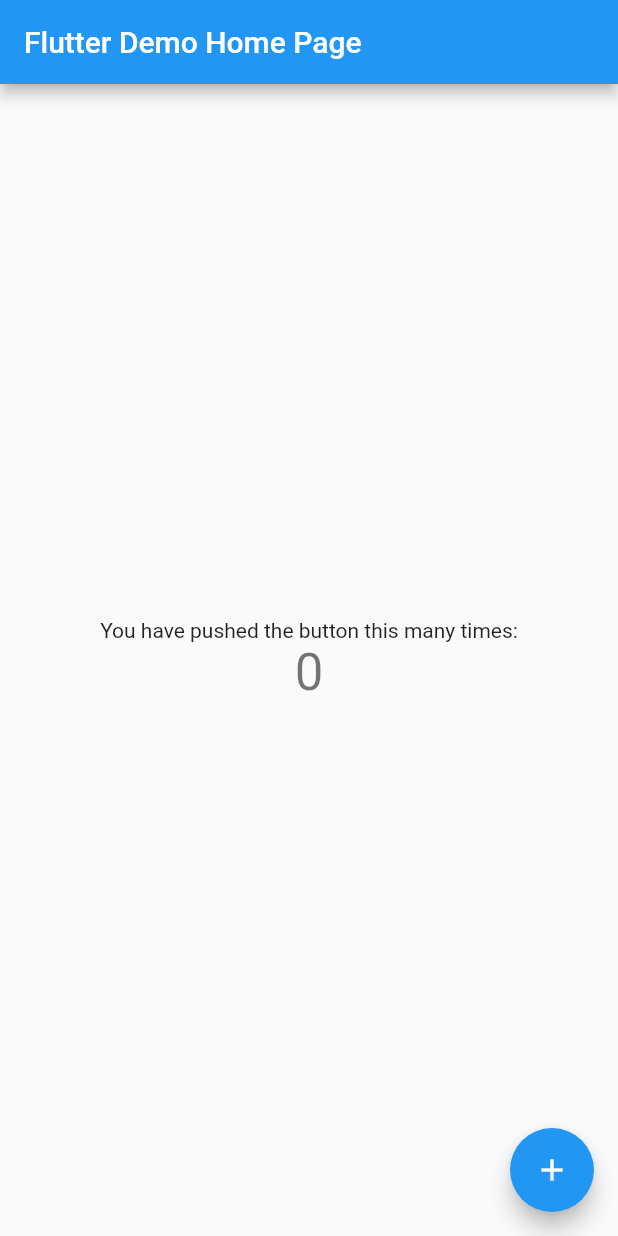
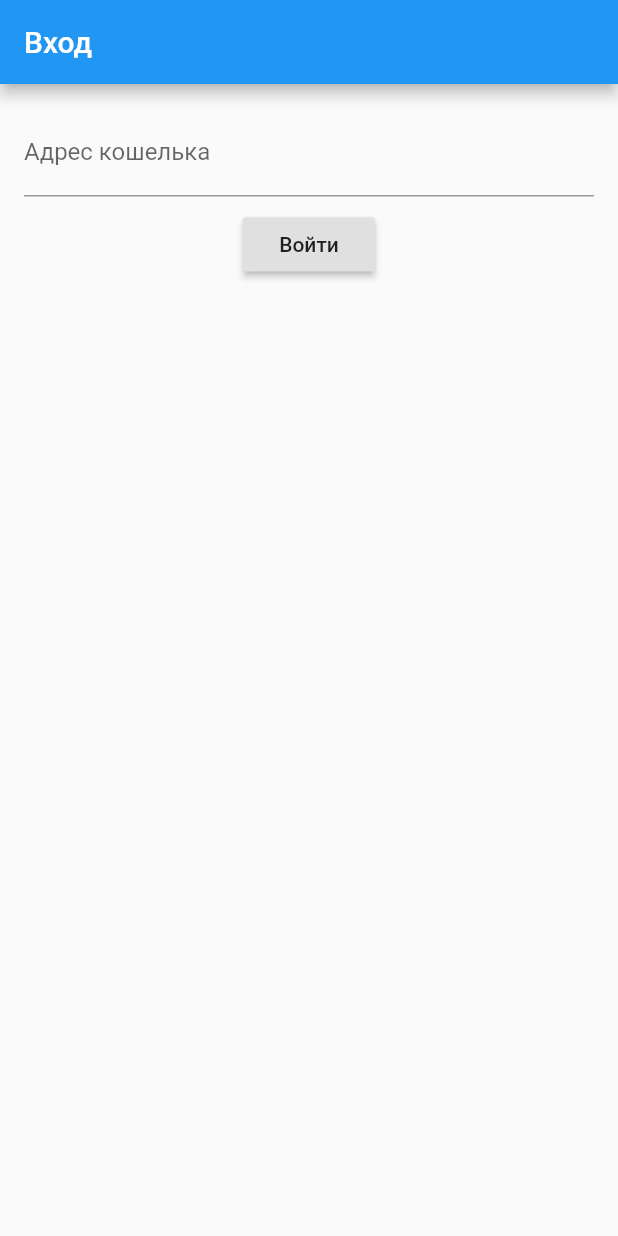
Before and after one commit to Anton-Sav/vtbPay, a Flutter app: the screen it shows after launch, on a phone screen of 412 x 824 dp. Run offline on Flutter 3.47's test engine with Material 2 defaults, Android fonts, the phone set to English and light mode, and no system bars; our stand-ins replace bloc, flutter_bloc.

Commit message:
repository bloc, login page

```diff
--- /dev/null
+++ b/lib/login_page.dart
@@ -0,0 +1,79 @@
+import 'package:flutter/material.dart';
+import 'package:flutter_bloc/flutter_bloc.dart';
+import 'package:vtb_pay_app/repository_bloc.dart';
+
+class LoginPage extends StatelessWidget {
+  @override
+  Widget build(BuildContext context) {
+    return Scaffold(
+      appBar: AppBar(
+        title: Text('Вход'),
+      ),
+      body: Padding(
+        padding: EdgeInsets.all(16),
+        child: _LoginForm(
+          onSubmit: ({String walletAddress}) {
+            BlocProvider.of<RepositoryBloc>(context)
+                .dispatch(RepositoryEventLogIn(walletAddress: walletAddress));
+          },
+        ),
+      ),
+    );
+  }
+}
+
+class _LoginForm extends StatefulWidget {
+  final void Function({@required String walletAddress}) onSubmit;
+
+  _LoginForm({@required this.onSubmit});
+
+  @override
+  _LoginFormState createState() => _LoginFormState();
+}
+
+class _LoginFormState extends State<_LoginForm> {
+  final _formKey = GlobalKey<FormState>();
+
+  String walletAddress;
+
+  @override
+  Widget build(BuildContext context) {
+    return Form(
+      key: _formKey,
+      child: Column(
+        crossAxisAlignment: CrossAxisAlignment.start,
+        children: <Widget>[
+          TextFormField(
+            decoration: InputDecoration(
+              labelText: 'Адрес кошелька',
+            ),
+            validator: (value) {
+              if (value.isEmpty) {
+                return 'Введите адрес';
+              }
+              if (value.length != 10) {
+                return 'Длина адреса должна быть 10 символов';
+              }
+              return null;
+            },
+            onSaved: (value) {
+              walletAddress = value;
+            },
+          ),
+          SizedBox(height: 8),
+          Center(
+            child: RaisedButton(
+              child: Text('Войти'),
+              onPressed: () {
+                if (_formKey.currentState.validate()) {
+                  _formKey.currentState.save();
+                  widget.onSubmit(walletAddress: walletAddress);
+                }
+              },
+            ),
+          ),
+        ],
+      ),
+    );
+  }
+}
--- a/lib/main.dart
+++ b/lib/main.dart
@@ -1,111 +1,70 @@
 import 'package:flutter/material.dart';
+import 'package:flutter_bloc/flutter_bloc.dart';
+import 'package:vtb_pay_app/login_page.dart';
+import 'package:vtb_pay_app/repository_bloc.dart';
 
 void main() => runApp(MyApp());
 
 class MyApp extends StatelessWidget {
-  // This widget is the root of your application.
   @override
   Widget build(BuildContext context) {
     return MaterialApp(
-      title: 'Flutter Demo',
+      title: 'VTBPayApp',
       theme: ThemeData(
-        // This is the theme of your application.
-        //
-        // Try running your application with "flutter run". You'll see the
-        // application has a blue toolbar. Then, without quitting the app, try
-        // changing the primarySwatch below to Colors.green and then invoke
-        // "hot reload" (press "r" in the console where you ran "flutter run",
-        // or simply save your changes to "hot reload" in a Flutter IDE).
-        // Notice that the counter didn't reset back to zero; the application
-        // is not restarted.
         primarySwatch: Colors.blue,
       ),
-      home: MyHomePage(title: 'Flutter Demo Home Page'),
+      home: _SwitchPage(),
     );
   }
 }
 
-class MyHomePage extends StatefulWidget {
-  MyHomePage({Key key, this.title}) : super(key: key);
-
-  // This widget is the home page of your application. It is stateful, meaning
-  // that it has a State object (defined below) that contains fields that affect
-  // how it looks.
-
-  // This class is the configuration for the state. It holds the values (in this
-  // case the title) provided by the parent (in this case the App widget) and
-  // used by the build method of the State. Fields in a Widget subclass are
-  // always marked "final".
-
-  final String title;
-
-  @override
-  _MyHomePageState createState() => _MyHomePageState();
-}
-
-class _MyHomePageState extends State<MyHomePage> {
-  int _counter = 0;
-
-  void _incrementCounter() {
-    setState(() {
-      // This call to setState tells the Flutter framework that something has
-      // changed in this State, which causes it to rerun the build method below
-      // so that the display can reflect the updated values. If we changed
-      // _counter without calling setState(), then the build method would not be
-      // called again, and so nothing would appear to happen.
-      _counter++;
-    });
-  }
-
+class _SwitchPage extends StatelessWidget {
   @override
   Widget build(BuildContext context) {
-    // This method is rerun every time setState is called, for instance as done
-    // by the _incrementCounter method above.
-    //
-    // The Flutter framework has been optimized to make rerunning build methods
-    // fast, so that you can just rebuild anything that needs updating rather
-    // than having to individually change instances of widgets.
-    return Scaffold(
-      appBar: AppBar(
-        // Here we take the value from the MyHomePage object that was created by
-        // the App.build method, and use it to set our appbar title.
-        title: Text(widget.title),
+    return BlocProvider<RepositoryBloc>(
+      builder: (context) => RepositoryBloc(),
+      child: BlocBuilder<RepositoryBloc, RepositoryState>(
+        builder: (context, state) {
+          if (state is RepositoryStateLoading) {
+            return _LoadingPage();
+          }
+          if (state is RepositoryStateUnauthorised) {
+            return LoginPage();
+          }
+          if (state is RepositoryStateLoggedIn) {
+            return _TabsPage();
+          }
+          return null;
+        }
       ),
-      body: Center(
-        // Center is a layout widget. It takes a single child and positions it
-        // in the middle of the parent.
-        child: Column(
-          // Column is also a layout widget. It takes a list of children and
-          // arranges them vertically. By default, it sizes itself to fit its
-          // children horizontally, and tries to be as tall as its parent.
-          //
-          // Invoke "debug painting" (press "p" in the console, choose the
-          // "Toggle Debug Paint" action from the Flutter Inspector in Android
-          // Studio, or the "Toggle Debug Paint" command in Visual Studio Code)
-          // to see the wireframe for each widget.
-          //
-          // Column has various properties to control how it sizes itself and
-          // how it positions its children. Here we use mainAxisAlignment to
-          // center the children vertically; the main axis here is the vertical
-          // axis because Columns are vertical (the cross axis would be
-          // horizontal).
-          mainAxisAlignment: MainAxisAlignment.center,
-          children: <Widget>[
-            Text(
-              'You have pushed the button this many times:',
-            ),
-            Text(
-              '$_counter',
-              style: Theme.of(context).textTheme.display1,
-            ),
-          ],
-        ),
-      ),
-      floatingActionButton: FloatingActionButton(
-        onPressed: _incrementCounter,
-        tooltip: 'Increment',
-        child: Icon(Icons.add),
-      ), // This trailing comma makes auto-formatting nicer for build methods.
     );
   }
 }
+
+class _LoadingPage extends StatelessWidget {
+  @override
+  Widget build(BuildContext context) {
+    return Scaffold(
+      appBar: AppBar(
+        title: Text('Loading'),
+      ),
+      body: Center(
+        child: LinearProgressIndicator(),
+      ),
+    );
+  }
+}
+
+class _TabsPage extends StatelessWidget {
+  @override
+  Widget build(BuildContext context) {
+    return Scaffold(
+      appBar: AppBar(
+        title: Text('Tabs'),
+      ),
+      body: Center(
+        child: Text('TODO'),
+      ),
+    );
+  }
+}
--- /dev/null
+++ b/lib/repository_bloc.dart
@@ -0,0 +1,56 @@
+import 'package:flutter/foundation.dart';
+import 'package:bloc/bloc.dart';
+
+@immutable
+abstract class RepositoryEvent {}
+
+class _RepositoryEventInit extends RepositoryEvent {}
+
+class RepositoryEventLogIn extends RepositoryEvent {
+  final String walletAddress;
+
+  RepositoryEventLogIn({@required this.walletAddress});
+}
+
+class RepositoryEventLogOut extends RepositoryEvent {}
+
+@immutable
+abstract class RepositoryState {}
+
+class RepositoryStateLoading extends RepositoryState {}
+
+class RepositoryStateUnauthorised extends RepositoryState {}
+
+class RepositoryStateLoggedIn extends RepositoryState {
+  final String walletAddress;
+
+  RepositoryStateLoggedIn({@required this.walletAddress});
+}
+
+class RepositoryBloc extends Bloc<RepositoryEvent, RepositoryState> {
+  RepositoryBloc() {
+    dispatch(_RepositoryEventInit());
+  }
+
+  @override
+  RepositoryState get initialState => RepositoryStateLoading();
+
+  @override
+  Stream<RepositoryState> mapEventToState(RepositoryEvent event) async* {
+    if (event is _RepositoryEventInit) {
+      yield RepositoryStateLoading();
+      await Future.delayed(Duration(seconds: 1));
+      yield RepositoryStateUnauthorised(); // TODO fetch wallet_address from local storage
+    }
+    if (event is RepositoryEventLogIn) {
+      yield RepositoryStateLoading();
+      await Future.delayed(Duration(seconds: 1));
+      yield RepositoryStateLoggedIn(walletAddress: event.walletAddress);
+    }
+    if (event is RepositoryEventLogOut) {
+      yield RepositoryStateLoading();
+      await Future.delayed(Duration(seconds: 1));
+      yield RepositoryStateUnauthorised();
+    }
+  }
+}
--- a/pubspec.yaml
+++ b/pubspec.yaml
@@ -23,6 +23,8 @@ dependencies:
   # The following adds the Cupertino Icons font to your application.
   # Use with the CupertinoIcons class for iOS style icons.
   cupertino_icons: ^0.1.2
+
+  flutter_bloc: ^0.21.0
 
 dev_dependencies:
   flutter_test:
```
Also changed, not shown: pubspec.lock.
